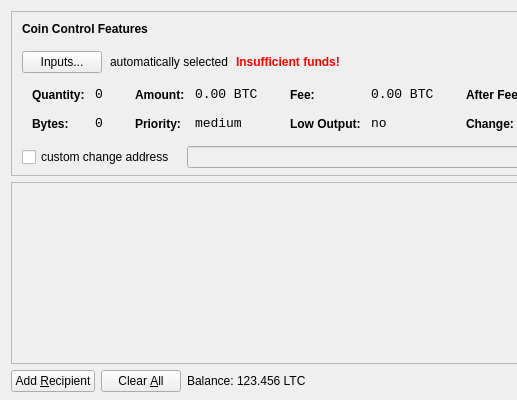
Above: src/qt/forms/sendcoinsdialog.ui from romanavionics/aero before the change; both pictures show x 0 to 517 and y 0 to 400 of the 850 by 400 pixel window. Below: the same form after it.
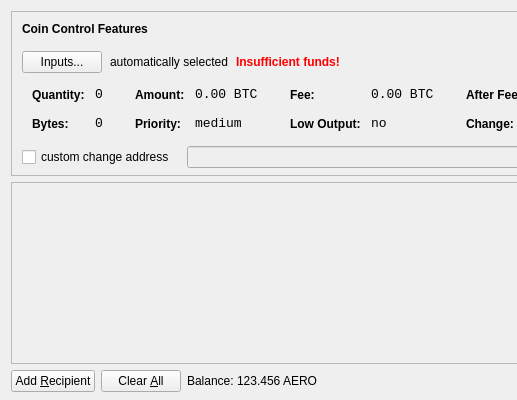
That is the form after the change. Icons and pictures are not drawn.

Diff of the .ui file:
```diff
--- a/src/qt/forms/sendcoinsdialog.ui
+++ b/src/qt/forms/sendcoinsdialog.ui
@@ -720,7 +720,7 @@
           <cursorShape>IBeamCursor</cursorShape>
          </property>
          <property name="text">
-          <string>123.456 LTC</string>
+          <string>123.456 AERO</string>
          </property>
          <property name="textInteractionFlags">
           <set>Qt::LinksAccessibleByMouse|Qt::TextSelectableByKeyboard|Qt::TextSelectableByMouse</set>
```
